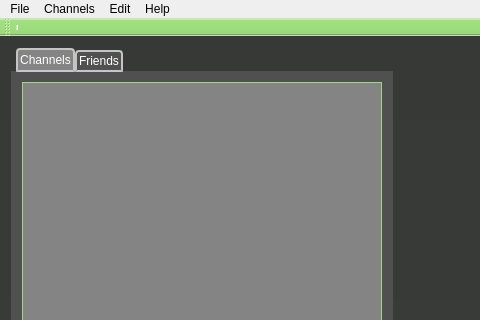
Qt form src/client/gui/livejamming/app/mainwindow.ui (sush/Live-Jamming) before a commit; both pictures show x 0 to 480 and y 0 to 320 of the 791 by 745 pixel window.
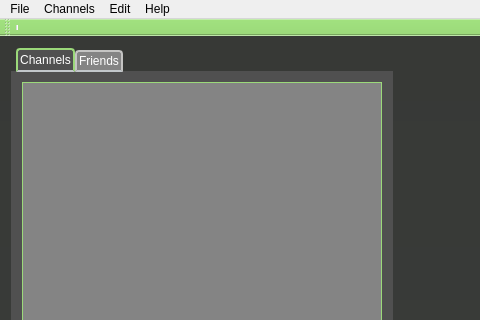
The same form after that commit. Icons and pictures are not drawn. Custom widgets are drawn as their Qt base class.

Diff of the .ui file:
```diff
--- a/src/client/gui/livejamming/app/mainwindow.ui
+++ b/src/client/gui/livejamming/app/mainwindow.ui
@@ -33,11 +33,7 @@
       </property>
       <widget class="QTabWidget" name="listsTab">
        <property name="styleSheet">
-        <string notr="true">#listsTab {
-	border: none;
-}
-
-QTabWidget::pane {
+        <string notr="true">QTabWidget::pane {
 	color: rgb(246, 246, 244);
 	margin: 0px,1px,1px,1px;
 
@@ -51,7 +47,7 @@
 
 /* Style the tab using the tab sub-control. Note that          it reads QTabBar _not_ QTabWidget */
 QTabBar::tab { 
-	background: rgb(80, 80, 80);
+	background: rgb(132,132,132);
     border: 2px solid #C4C4C3; 
 	border-bottom-color: #C2C7CB; /* same as the pane color */          
 	border-top-left-radius: 4px;          
@@ -59,15 +55,15 @@
 	min-width: 8ex;
 	padding: 2px;
 	color: #FFFFFF;   
- }
+}
        
-QTabBar::tab:selected, QTabBar::tab:hover {
-	border: 2px solid #9BD97a;
-     }
+QTabBar::tab:selected, QTabBar::tab:hover {	
+
+}
 
 QTabBar::tab:selected {
-	background: rgb(132, 132, 132); 
-	border-color: #C4C4C3;          
+	background: rgb(80,80,80); 
+	border-color: #9BD97a;          
 	border-bottom-color: #C2C7CB; /* same as pane color */
 }
 
```
Left out of the diff: 4 changed lines with no effect on the pictures.
